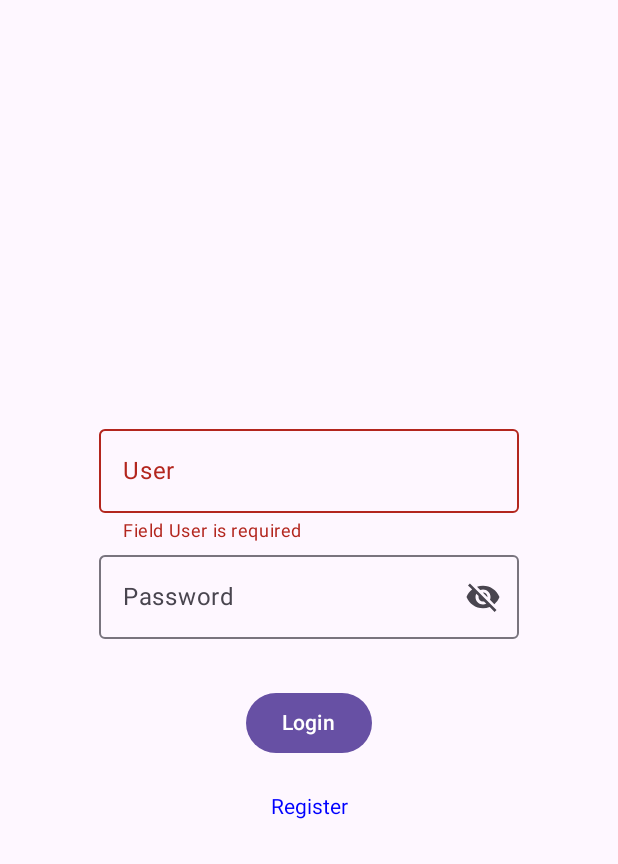
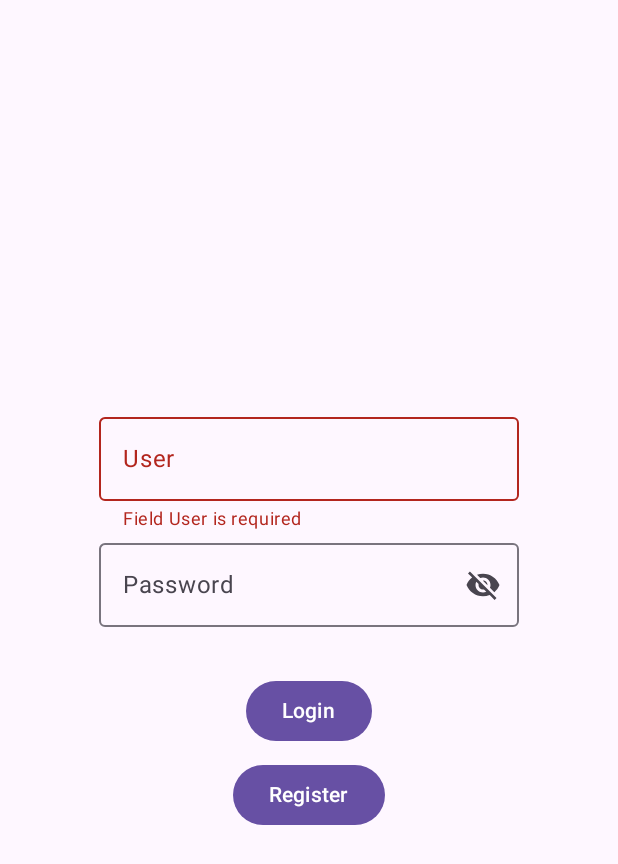
Before and after one commit to Matthzin/TrabalhoFinalKotlin, an Android app built with Jetpack Compose: the screen it shows after launch (MainActivity), on a phone screen of 412 x 824 dp. Shown: the top 864 px of the screen. Run offline under Robolectric (Android 15) with nearby library versions, the phone set to English and light mode, and no system bars; missing, so only their content is drawn: TrabalhoFinalTheme.

Commit message:
rotas para login, registro e tela inicial

```diff
--- a/app/src/main/java/com/example/trabalhofinal/MainActivity.kt
+++ b/app/src/main/java/com/example/trabalhofinal/MainActivity.kt
@@ -4,17 +4,15 @@ import android.os.Bundle
 import androidx.activity.ComponentActivity
 import androidx.activity.compose.setContent
 import androidx.activity.enableEdgeToEdge
-import androidx.compose.foundation.layout.Column
 import androidx.compose.foundation.layout.fillMaxSize
 import androidx.compose.foundation.layout.padding
-import androidx.compose.material3.MaterialTheme
+import androidx.compose.material3.ExperimentalMaterial3Api
 import androidx.compose.material3.Scaffold
-import androidx.compose.material3.Text
-import androidx.compose.material3.TopAppBar
-import androidx.compose.material3.TopAppBarDefaults
 import androidx.compose.runtime.Composable
 import androidx.compose.ui.Modifier
-import androidx.compose.ui.tooling.preview.Preview
+import androidx.navigation.compose.NavHost
+import androidx.navigation.compose.rememberNavController
+import androidx.navigation.compose.composable
 import com.example.trabalhofinal.screens.LoginScreen
 import com.example.trabalhofinal.screens.MainScreen
 import com.example.trabalhofinal.screens.RegisterUserMainScreen
@@ -26,15 +24,52 @@ class MainActivity : ComponentActivity() {
         enableEdgeToEdge()
         setContent {
             TrabalhoFinalTheme {
+                val navController = rememberNavController()
+
                 Scaffold(modifier = Modifier.fillMaxSize()) { innerPadding ->
-                    LoginScreen(
-                        onLoginSuccess = {
-                            // To be implemented
-                        },
-                        onNavigateToRegister = {
-                            // To be implemented
+                    NavHost(
+                        navController = navController,
+                        startDestination = "loginScreen",
+                        modifier = Modifier.padding(innerPadding)
+                    ) {
+                        composable("loginScreen") {
+                            LoginScreen(
+                                onLoginSuccess = {
+                                    navController.navigate("mainScreen") {
+                                        popUpTo("loginScreen") { inclusive = true }
+                                    }
+                                },
+                                onNavigateToRegister = {
+                                    navController.navigate("registerUserScreen")
+                                }
+                            )
                         }
-                    )
+
+                        composable("mainScreen") {
+                            MainScreen(
+                                onLogout = {
+                                    navController.navigate("loginScreen") {
+                                        popUpTo("mainScreen") { inclusive = true }
+                                    }
+                                }
+                            )
+                        }
+
+                        composable("registerUserScreen") {
+                            RegisterUserMainScreen(
+                                onRegisterSuccess = {
+                                    navController.navigate("loginScreen") {
+                                        popUpTo("registerUserScreen") { inclusive = true }
+                                    }
+                                },
+                                onNavigateToLogin = {
+                                    navController.navigate("loginScreen") {
+                                        popUpTo("registerUserScreen") { inclusive = true }
+                                    }
+                                }
+                            )
+                        }
+                    }
                 }
             }
         }
--- a/app/src/main/java/com/example/trabalhofinal/components/ErrorDialog.kt
+++ b/app/src/main/java/com/example/trabalhofinal/components/ErrorDialog.kt
@@ -27,7 +27,4 @@ fun ErrorDialog(
         },
         onDismissRequest = onDismissRequest,
     )
-
-
-
 }
--- a/app/src/main/java/com/example/trabalhofinal/components/MyTextField.kt
+++ b/app/src/main/java/com/example/trabalhofinal/components/MyTextField.kt
@@ -3,7 +3,6 @@ package com.example.trabalhofinal.components
 import androidx.compose.material3.OutlinedTextField
 import androidx.compose.material3.Text
 import androidx.compose.runtime.Composable
-import androidx.compose.runtime.MutableState
 import androidx.compose.runtime.mutableStateOf
 import androidx.compose.runtime.remember
 import androidx.compose.ui.Modifier
@@ -46,5 +45,4 @@ fun MyTextField(
             }
         }
     )
-
 }
--- a/app/src/main/java/com/example/trabalhofinal/screens/LoginScreen.kt
+++ b/app/src/main/java/com/example/trabalhofinal/screens/LoginScreen.kt
@@ -24,10 +24,10 @@ fun LoginScreen(onNavigateToRegister: () -> Unit, onLoginSuccess: () -> Unit) {
     val loginState by loginViewModel.uiState.collectAsState()
     val ctx = LocalContext.current
 
-    Scaffold {
+    Scaffold { paddingValues ->
         Column(
             modifier = Modifier
-                .padding(it)
+                .padding(paddingValues)
                 .padding(16.dp)
                 .fillMaxSize(),
             horizontalAlignment = Alignment.CenterHorizontally,
@@ -56,13 +56,14 @@ fun LoginScreen(onNavigateToRegister: () -> Unit, onLoginSuccess: () -> Unit) {
                 Text(text = "Login")
             }
 
-            Spacer(modifier = Modifier.height(16.dp))
-
-            Text(
-                text = "Register",
+            Button(
                 modifier = Modifier.padding(top = 8.dp),
-                color = androidx.compose.ui.graphics.Color.Blue
-            )
+                onClick = {
+                    onNavigateToRegister()
+                }
+            ) {
+                Text(text = "Register")
+            }
         }
     }
 
```
Also changed, not shown: app/src/main/java/com/example/trabalhofinal/screens/MainScreen.kt (+7 -6 lines), app/src/main/java/com/example/trabalhofinal/screens/RegisterUserMainScreen.kt (+31 -44 lines).
